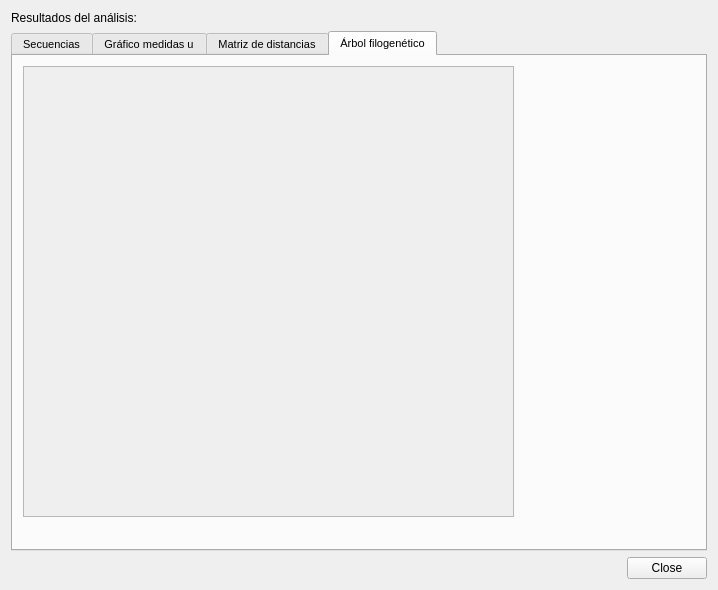
This is src/gui/CorrelationAnalysisResultsForm.ui in hspitia/GenomAMf as Qt 5 draws it before an edit. The edited form follows.
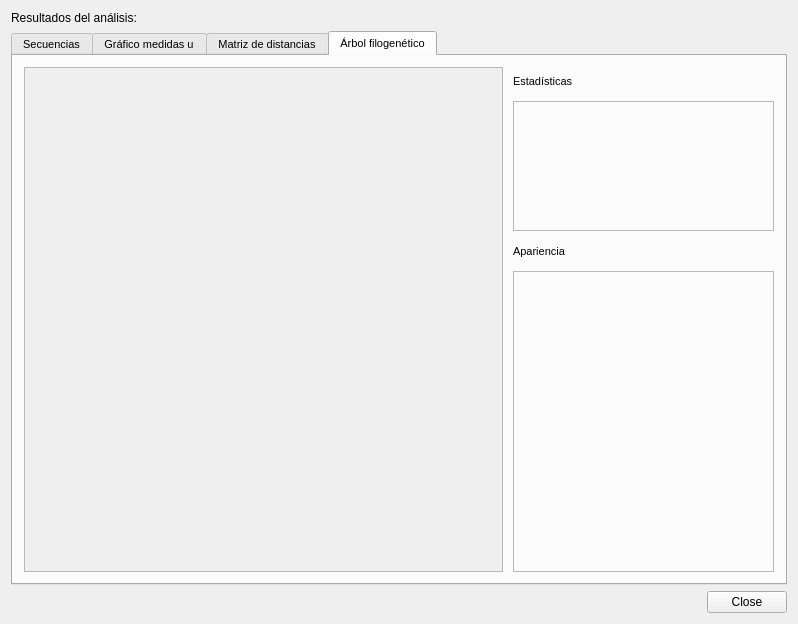
This is the edited form. The open tabs and pages were chosen to show the change. Icons and pictures are not drawn.

Commit message: Árbol filogenético en GUI

What changed in the file:
```diff
--- a/src/gui/CorrelationAnalysisResultsForm.ui
+++ b/src/gui/CorrelationAnalysisResultsForm.ui
@@ -6,14 +6,14 @@
    <rect>
     <x>0</x>
     <y>0</y>
-    <width>718</width>
-    <height>590</height>
+    <width>798</width>
+    <height>624</height>
    </rect>
   </property>
   <property name="minimumSize">
    <size>
-    <width>680</width>
-    <height>590</height>
+    <width>778</width>
+    <height>624</height>
    </size>
   </property>
   <property name="windowTitle">
@@ -27,30 +27,6 @@
      </property>
     </widget>
    </item>
-   <item row="2" column="0">
-    <layout class="QHBoxLayout" name="horizontalLayout">
-     <item>
-      <spacer name="horizontalSpacer">
-       <property name="orientation">
-        <enum>Qt::Horizontal</enum>
-       </property>
-       <property name="sizeHint" stdset="0">
-        <size>
-         <width>40</width>
-         <height>20</height>
-        </size>
-       </property>
-      </spacer>
-     </item>
-     <item>
-      <widget class="QDialogButtonBox" name="buttonBox">
-       <property name="standardButtons">
-        <set>QDialogButtonBox::Close</set>
-       </property>
-      </widget>
-     </item>
-    </layout>
-   </item>
    <item row="1" column="0">
     <widget class="QTabWidget" name="tabWidget">
      <property name="font">
@@ -174,32 +150,111 @@
       <attribute name="title">
        <string>Árbol filogenético</string>
       </attribute>
-      <widget class="QScrollArea" name="treePanelScrollArea">
-       <property name="geometry">
-        <rect>
-         <x>10</x>
-         <y>10</y>
-         <width>491</width>
-         <height>451</height>
-        </rect>
-       </property>
-       <property name="widgetResizable">
-        <bool>true</bool>
-       </property>
-       <widget class="QWidget" name="scrollAreaWidgetContents">
-        <property name="geometry">
-         <rect>
-          <x>0</x>
-          <y>0</y>
-          <width>489</width>
-          <height>449</height>
-         </rect>
-        </property>
-       </widget>
-      </widget>
+      <layout class="QGridLayout" name="gridLayout_4">
+       <item row="0" column="0">
+        <widget class="QScrollArea" name="treePanelScrollArea">
+         <property name="minimumSize">
+          <size>
+           <width>460</width>
+           <height>481</height>
+          </size>
+         </property>
+         <property name="widgetResizable">
+          <bool>true</bool>
+         </property>
+         <widget class="QWidget" name="scrollAreaWidgetContents">
+          <property name="geometry">
+           <rect>
+            <x>0</x>
+            <y>0</y>
+            <width>484</width>
+            <height>495</height>
+           </rect>
+          </property>
+         </widget>
+        </widget>
+       </item>
+       <item row="0" column="1">
+        <layout class="QVBoxLayout" name="verticalLayout_2">
+         <property name="leftMargin">
+          <number>4</number>
+         </property>
+         <item>
+          <widget class="QLabel" name="statsLabel">
+           <property name="text">
+            <string>Estadísticas</string>
+           </property>
+          </widget>
+         </item>
+         <item>
+          <widget class="QFrame" name="statsFrame">
+           <property name="minimumSize">
+            <size>
+             <width>261</width>
+             <height>130</height>
+            </size>
+           </property>
+           <property name="styleSheet">
+            <string/>
+           </property>
+           <property name="frameShape">
+            <enum>QFrame::StyledPanel</enum>
+           </property>
+          </widget>
+         </item>
+         <item>
+          <widget class="QLabel" name="statsLabel_2">
+           <property name="text">
+            <string>Apariencia</string>
+           </property>
+          </widget>
+         </item>
+         <item>
+          <widget class="QFrame" name="controlsFrame">
+           <property name="minimumSize">
+            <size>
+             <width>261</width>
+             <height>301</height>
+            </size>
+           </property>
+           <property name="styleSheet">
+            <string/>
+           </property>
+           <property name="frameShape">
+            <enum>QFrame::StyledPanel</enum>
+           </property>
+          </widget>
+         </item>
+        </layout>
+       </item>
+      </layout>
      </widget>
     </widget>
    </item>
+   <item row="3" column="0">
+    <layout class="QHBoxLayout" name="horizontalLayout">
+     <item>
+      <spacer name="horizontalSpacer">
+       <property name="orientation">
+        <enum>Qt::Horizontal</enum>
+       </property>
+       <property name="sizeHint" stdset="0">
+        <size>
+         <width>40</width>
+         <height>20</height>
+        </size>
+       </property>
+      </spacer>
+     </item>
+     <item>
+      <widget class="QDialogButtonBox" name="buttonBox">
+       <property name="standardButtons">
+        <set>QDialogButtonBox::Close</set>
+       </property>
+      </widget>
+     </item>
+    </layout>
+   </item>
   </layout>
  </widget>
  <layoutdefault spacing="6" margin="11"/>
```
Left out of the diff: 20 changed lines with no effect on the pictures. The commit also changes 6 other files.
